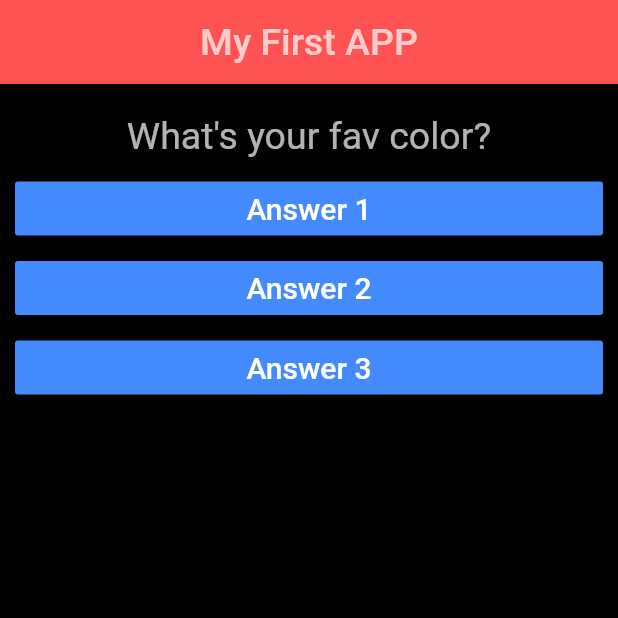
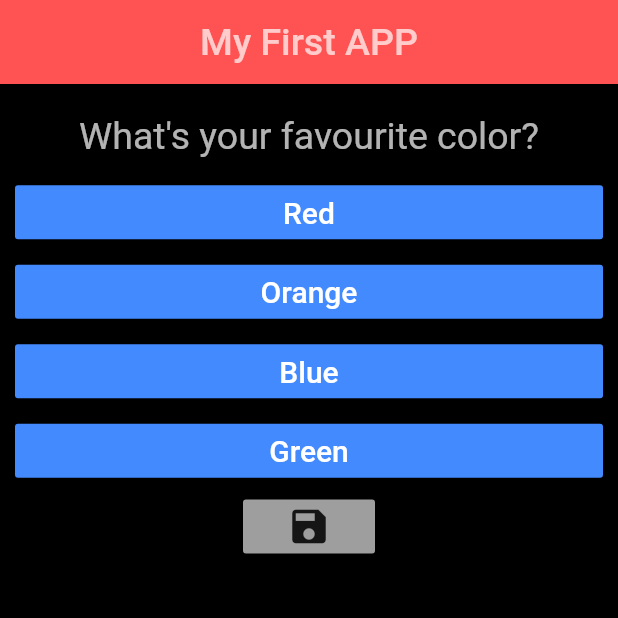
Before and after one commit to MaheshBharadwaj/AndroidApps, a Flutter app: the screen it shows after launch, on a phone screen of 412 x 824 dp, the top half of it. Run offline on Flutter 3.47's test engine with Material 2 defaults, Android fonts, the phone set to English and light mode, and no system bars.

Commit message:
Added 3 Questions

```diff
--- a/quiz_app/lib/AnswerButton.dart
+++ b/quiz_app/lib/AnswerButton.dart
@@ -9,7 +9,7 @@ class AnswerButton extends StatelessWidget {
   Widget build(BuildContext context) {
     return Container(
       width: double.infinity,
-      margin: EdgeInsets.only(bottom: 5.0),
+      margin: EdgeInsets.only(top: 2.5, bottom: 2.5),
       child: RaisedButton(
         child: Text(
           _bText,
--- a/quiz_app/lib/App.dart
+++ b/quiz_app/lib/App.dart
@@ -10,12 +10,25 @@ class MyApp extends StatefulWidget {
 }
 
 class MyAppState extends State<MyApp> {
-  var _questions = ['What\'s your fav color?', 'What\'s your fav animal?'];
+  var _questions = [
+    {
+      'question': 'What\'s your favourite color?',
+      'choices': <String>['Red', 'Orange', 'Blue', 'Green']
+    },
+    {
+      'question': 'What\'s your favourite city?',
+      'choices': <String>['Chennai', 'Delhi', 'Goa', 'Bangalore']
+    },
+    {
+      'question': 'What\'s your favourite Food?',
+      'choices': <String>['Pizza', 'Pasta', 'Noodles', 'Burger']
+    },
+  ];
   var _index = 0;
 
   void _buttonClicked() {
     setState(() {
-      _index = (_index + 1) % 2;
+      _index = (_index + 1) % 3;
     });
     print('Button Clicked!');
   }
@@ -41,10 +54,20 @@ class MyAppState extends State<MyApp> {
           margin: EdgeInsets.all(10.0),
           child: Column(
             children: <Widget>[
-              Question(_questions[_index]),
-              AnswerButton('Answer 1', _buttonClicked),
-              AnswerButton('Answer 2', _buttonClicked),
-              AnswerButton('Answer 3', _buttonClicked),
+              Question(_questions[_index]['question']),
+
+              ...(_questions[_index]['choices'] as List<String>).map((choice) {
+                return AnswerButton(choice, _buttonClicked);
+              }).toList(),
+
+              RaisedButton(
+                child: Icon(
+                  Icons.save,
+                  size: 30.0,
+                ),
+                onPressed: () {},
+                color: Colors.grey,
+              ),
             ],
           ),
         ),
--- a/quiz_app/pubspec.yaml
+++ b/quiz_app/pubspec.yaml
@@ -14,7 +14,7 @@ description: A new Flutter project.
 version: 1.0.0+1
 
 environment:
-  sdk: ">=2.1.0 <3.0.0"
+  sdk: ">=2.3.0 <3.0.0"
 
 dependencies:
   flutter:
```
